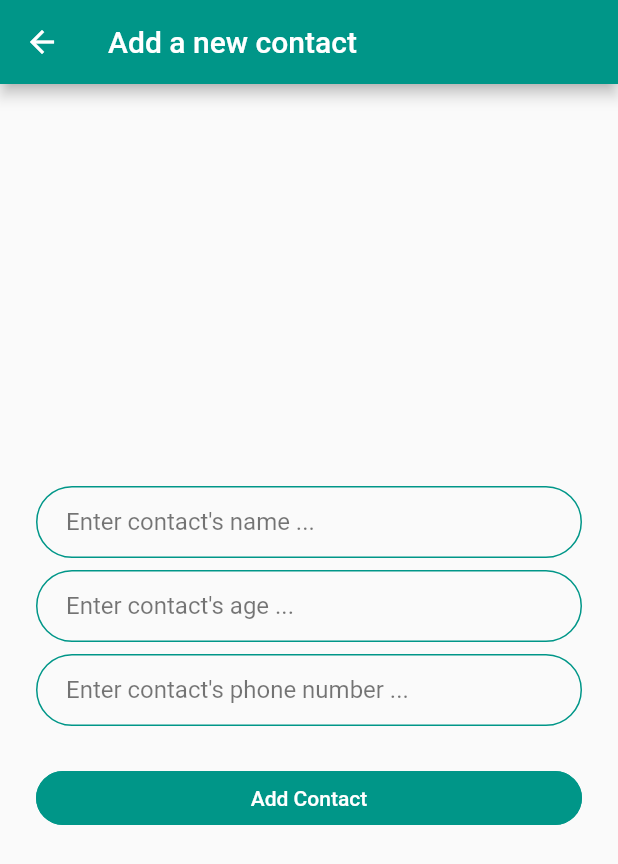
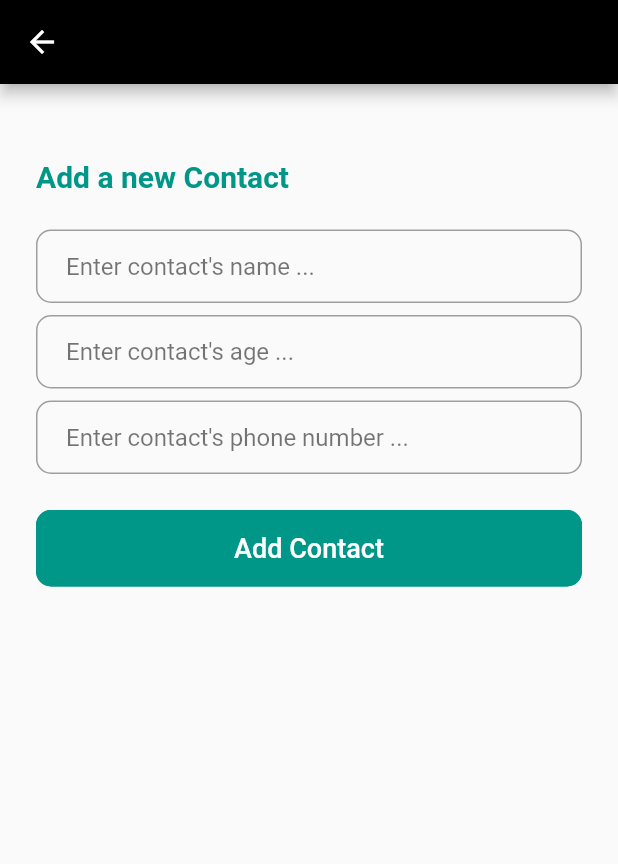
Before and after one commit to SinirliJapon/Contact_Book, a Flutter app: the AddNewContactScreen screen opened by its route, on a phone screen of 412 x 824 dp. Shown: the top 864 px of the screen. Run offline on Flutter 3.47's test engine with Material 2 defaults, Android fonts, the phone set to English and light mode, and no system bars; our stand-ins replace flutter_profile_picture, google_nav_bar, hive, hive_flutter, permission_handler; missing offline and left inert: fast_contacts, favorite_button; accounts and stored records are empty.

Commit message:
Favorites Screen Added

```diff
--- a/lib/constants.dart
+++ b/lib/constants.dart
@@ -1,21 +1,22 @@
 import 'package:flutter/material.dart';
 
-const kBackgroundColor = Color(0xFF1A1A1A);
+const kBackgroundColor = Colors.black;
 const kPrimaryColor = Colors.teal;
+const kBorderColor = Colors.grey;
 
 const kTextFieldDecoration = InputDecoration(
   hintText: 'Enter a new contact name here...',
   hintStyle: TextStyle(color: Colors.black54),
-  contentPadding: EdgeInsets.symmetric(vertical: 10.0, horizontal: 20.0),
+  contentPadding: EdgeInsets.symmetric(vertical: 15.0, horizontal: 20.0),
   border: OutlineInputBorder(
-    borderRadius: BorderRadius.all(Radius.circular(32.0)),
+    borderRadius: BorderRadius.all(Radius.circular(10.0)),
   ),
   enabledBorder: OutlineInputBorder(
-    borderSide: BorderSide(color: kPrimaryColor, width: 1.0),
-    borderRadius: BorderRadius.all(Radius.circular(32.0)),
+    borderSide: BorderSide(color: kBorderColor, width: 1.0),
+    borderRadius: BorderRadius.all(Radius.circular(10.0)),
   ),
   focusedBorder: OutlineInputBorder(
     borderSide: BorderSide(color: kPrimaryColor, width: 2.0),
-    borderRadius: BorderRadius.all(Radius.circular(32.0)),
+    borderRadius: BorderRadius.all(Radius.circular(10.0)),
   ),
 );
--- a/lib/model/contact.dart
+++ b/lib/model/contact.dart
@@ -4,6 +4,7 @@ import 'package:uuid/uuid.dart';
 part 'contact.g.dart';
 
 const String contactBoxName = 'contacts';
+const String favoriteBoxName = 'favorites';
 const Uuid uuid = Uuid();
 
 @HiveType(typeId: 0)
--- a/lib/screens/add_new_contact_screen.dart
+++ b/lib/screens/add_new_contact_screen.dart
@@ -49,15 +49,26 @@ class _AddNewContactScreenState extends State<AddNewContactScreen> {
   @override
   Widget build(BuildContext context) {
     return Scaffold(
-      appBar: AppBar(
-        title: const Text('Add a new contact'),
-      ),
+      appBar: AppBar(),
       body: Padding(
         padding: const EdgeInsets.symmetric(horizontal: 24.0),
         child: Column(
-          mainAxisAlignment: MainAxisAlignment.center,
           crossAxisAlignment: CrossAxisAlignment.stretch,
           children: [
+            const SizedBox(
+              height: 50,
+            ),
+            const Text(
+              'Add a new Contact',
+              style: TextStyle(
+                fontSize: 20,
+                fontWeight: FontWeight.bold,
+                color: kPrimaryColor,
+              ),
+            ),
+            const SizedBox(
+              height: 24,
+            ),
             contactField(
               controller: nameController,
               decoration: kTextFieldDecoration,
@@ -95,6 +106,7 @@ class _AddNewContactScreenState extends State<AddNewContactScreen> {
               child: const Text(
                 'Add Contact',
                 style: TextStyle(
+                  fontSize: 18,
                   color: Colors.white,
                 ),
               ),
--- a/lib/widgets.dart
+++ b/lib/widgets.dart
@@ -4,13 +4,13 @@ import 'package:flutter/material.dart';
 ButtonStyle kTextButtonStyle() {
   return ButtonStyle(
     padding: MaterialStateProperty.all<EdgeInsets>(
-      const EdgeInsets.symmetric(vertical: 10.0, horizontal: 20.0),
+      const EdgeInsets.symmetric(vertical: 15.0, horizontal: 20.0),
     ),
-    backgroundColor: MaterialStateProperty.all<Color>(Colors.teal),
+    backgroundColor: MaterialStateProperty.all<Color>(kPrimaryColor),
     shape: MaterialStateProperty.all<RoundedRectangleBorder>(
       const RoundedRectangleBorder(
-          borderRadius: BorderRadius.all(Radius.circular(32.0)),
-          side: BorderSide(color: Colors.teal)),
+          borderRadius: BorderRadius.all(Radius.circular(10.0)),
+          side: BorderSide(color: kPrimaryColor)),
     ),
   );
 }
@@ -19,10 +19,10 @@ BoxDecoration kBoxDecoration() {
   return BoxDecoration(
     border: Border.all(
       width: 1,
-      color: Colors.teal,
+      color: kPrimaryColor,
     ),
     borderRadius: const BorderRadius.all(
-      Radius.circular(32.0),
+      Radius.circular(10.0),
     ),
   );
 }
@@ -31,7 +31,7 @@ BoxDecoration kContactInfoBoxDecoration() {
   return BoxDecoration(
     color: Colors.teal,
     borderRadius: const BorderRadius.all(
-      Radius.circular(32.0),
+      Radius.circular(10.0),
     ),
     border: Border.all(width: 1, color: Colors.teal),
   );
--- a/pubspec.yaml
+++ b/pubspec.yaml
@@ -39,6 +39,8 @@ dependencies:
   permission_handler: ^10.2.0
   cross_file_image: ^1.0.0
   flutter_profile_picture: ^2.0.0
+  google_nav_bar: ^5.0.6
+  favorite_button: ^0.0.4
 
 dev_dependencies:
   build_runner: ^2.3.2
```
Also changed, not shown: lib/main.dart (+8 -1 lines), lib/repository/favorites.dart (added, +29 -0 lines), lib/screens/favorite_screen.dart (added, +18 -0 lines), lib/screens/home_screen.dart (+56 -26 lines), pubspec.lock.
